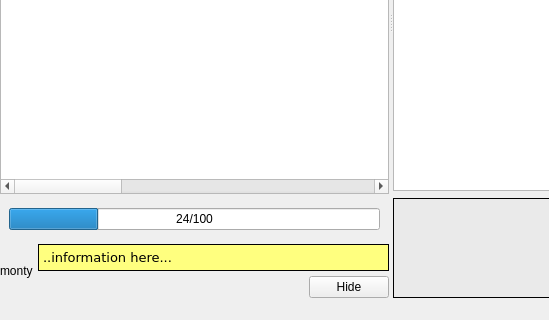
Qt form uman/src/QUMainWindow.ui (UltraStar-Deluxe/UltraStar-Manager) before a commit; both pictures show x 0 to 549 and y 274 to 594 of the 915 by 594 pixel window.
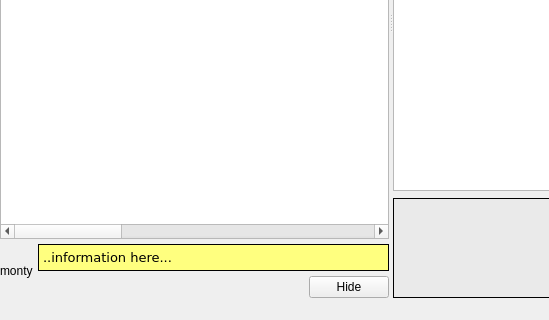
The same form after that commit. Icons and pictures are not drawn.

Diff of the .ui file:
```diff
--- a/uman/src/QUMainWindow.ui
+++ b/uman/src/QUMainWindow.ui
@@ -132,34 +132,6 @@
           </column>
          </widget>
         </item>
-        <item>
-         <widget class="QFrame" name="progressFrame" >
-          <property name="frameShape" >
-           <enum>QFrame::NoFrame</enum>
-          </property>
-          <property name="frameShadow" >
-           <enum>QFrame::Raised</enum>
-          </property>
-          <layout class="QVBoxLayout" >
-           <item>
-            <widget class="QProgressBar" name="progressBar" >
-             <property name="value" >
-              <number>24</number>
-             </property>
-             <property name="alignment" >
-              <set>Qt::AlignRight</set>
-             </property>
-             <property name="invertedAppearance" >
-              <bool>false</bool>
-             </property>
-             <property name="format" >
-              <string>%v/%m</string>
-             </property>
-            </widget>
-           </item>
-          </layout>
-         </widget>
-        </item>
         <item>
          <widget class="QFrame" name="helpFrame" >
           <property name="frameShape" >
```
